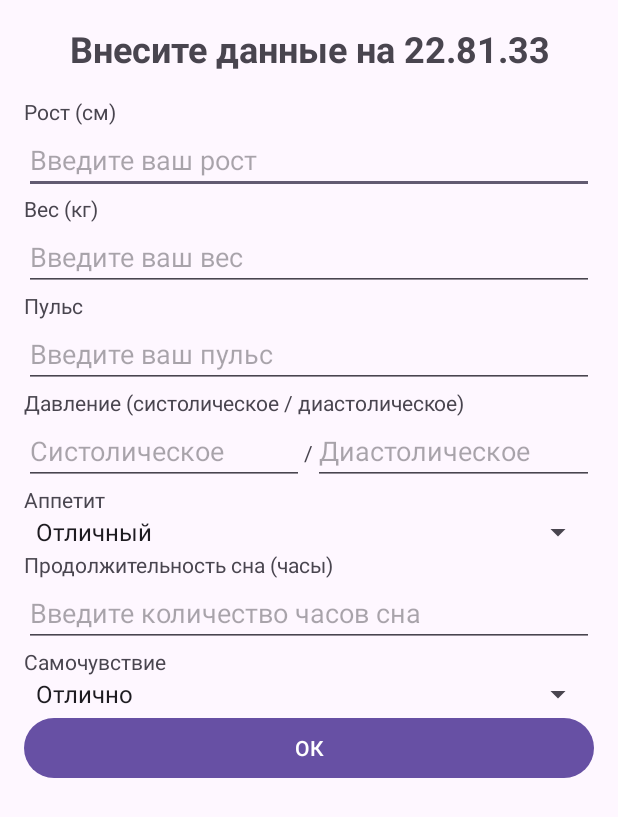
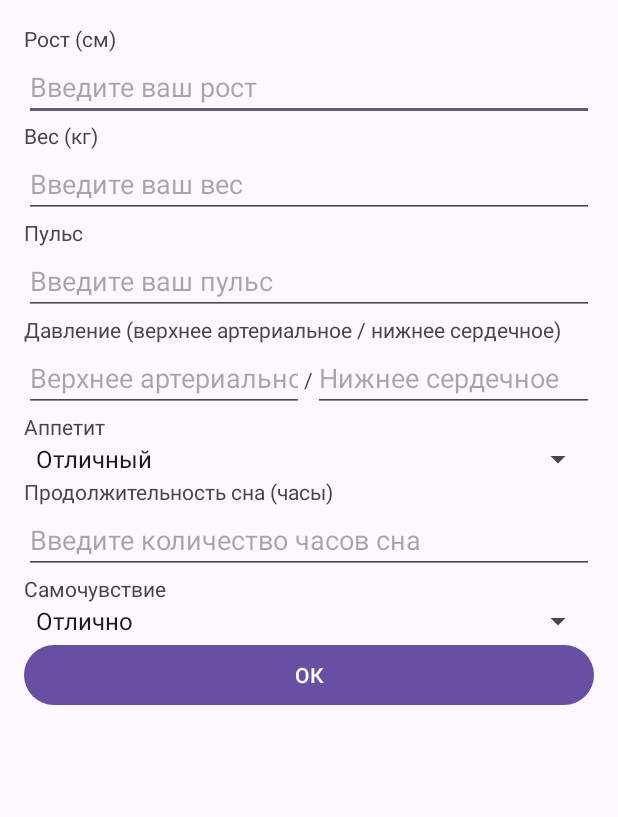
Before and after one commit to okwhy/Health_calendar_kt, an Android app: the layout dialog_data.xml on its own in the app's theme, with its tools: preview values and no code run, on a phone screen of 412 x 824 dp. Shown: the top 817 px of the screen. Run offline under Robolectric (Android 15) with nearby library versions, the phone set to English and light mode, and no system bars.

Commit message:
изменения в xml для внесения данных

```diff
--- a/app/src/main/res/layout/dialog_data.xml
+++ b/app/src/main/res/layout/dialog_data.xml
@@ -4,15 +4,7 @@
     android:layout_height="wrap_content"
     android:orientation="vertical"
     android:padding="16dp">
-    <!-- Заголовок -->
-    <TextView
-        android:layout_width="match_parent"
-        android:layout_height="wrap_content"
-        android:text="Внесите данные на 22.81.33"
-        android:textSize="24sp"
-        android:textStyle="bold"
-        android:gravity="center"
-        android:paddingBottom="16dp" />
+
     <!-- Рост -->
     <TextView
         android:layout_width="wrap_content"
@@ -50,7 +42,7 @@
     <TextView
         android:layout_width="wrap_content"
         android:layout_height="wrap_content"
-        android:text="Давление (систолическое / диастолическое)" />
+        android:text="Давление (верхнее артериальное / нижнее сердечное)" />
     <LinearLayout
         android:layout_width="match_parent"
         android:layout_height="wrap_content"
@@ -60,7 +52,7 @@
             android:layout_height="wrap_content"
             android:layout_weight="1"
             android:inputType="number"
-            android:hint="Систолическое" />
+            android:hint="Верхнее артериальное" />
         <TextView
             android:layout_width="wrap_content"
             android:layout_height="wrap_content"
@@ -70,7 +62,7 @@
             android:layout_height="wrap_content"
             android:layout_weight="1"
             android:inputType="number"
-            android:hint="Диастолическое" />
+            android:hint="Нижнее сердечное" />
     </LinearLayout>
 
     <!-- Аппетит -->
```
Also changed, not shown: app/src/main/res/layout/my_groups.xml (line endings or trailing spaces).
